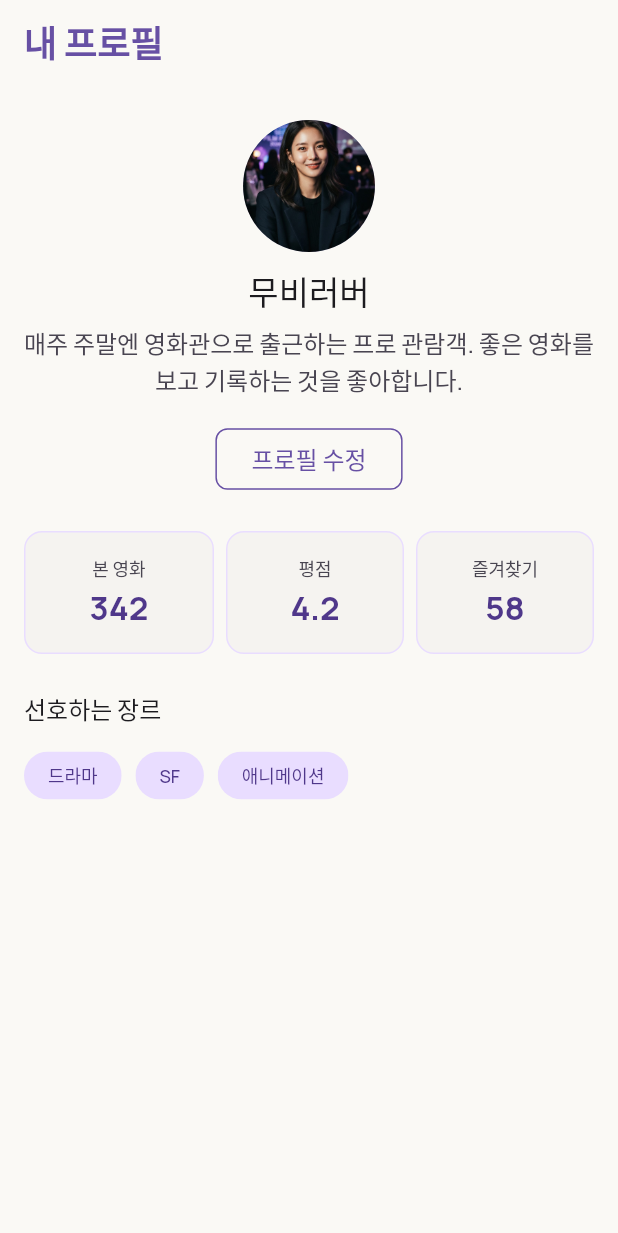
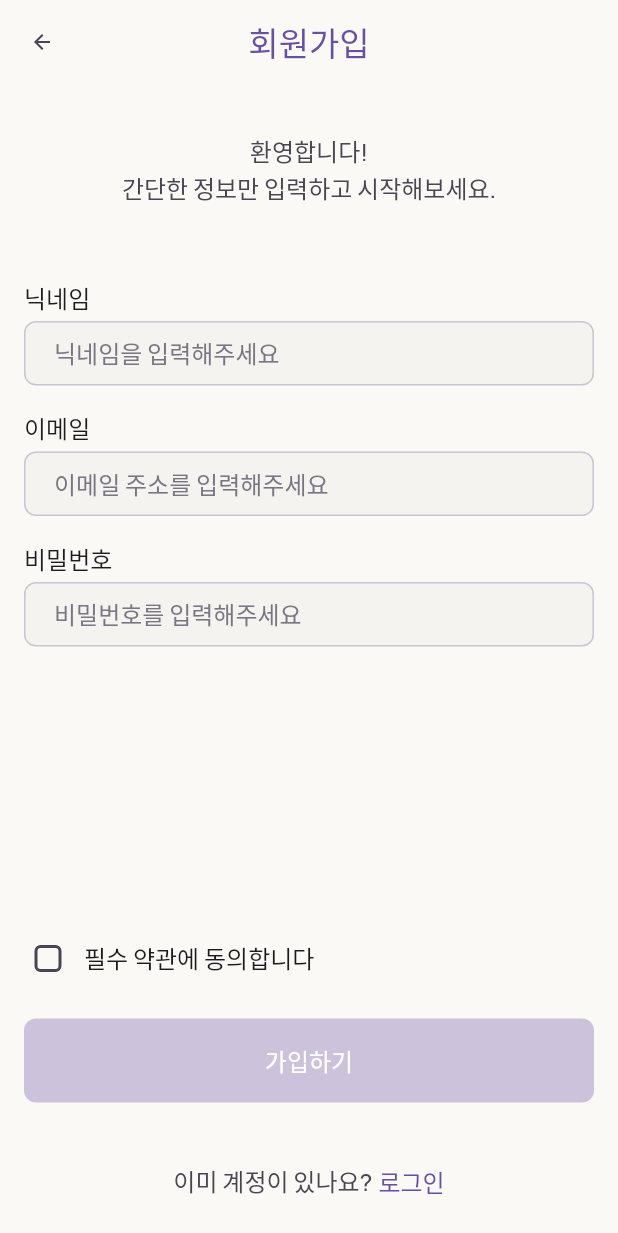
Before and after one commit to SJYUN1010/movielog, a Flutter app: the screen it shows after launch, on a phone screen of 412 x 824 dp. Shown: the top 1233 px of the screen. Run offline on Flutter 3.47's test engine with Material 3 defaults, Android fonts, the phone set to English and light mode, and no system bars; our stand-ins replace flutter_rating_bar, flutter_svg.

Commit message:
feat: 2주차 - 회원가입 Form과 별점 입력 화면 구현
- SignUpScreen: 닉네임/이메일/비밀번호 TextFormField + validator, 필수 약관 Checkbox, 조건부 가입 버튼 활성화
- MovieLogTextFormField 공통 입력 위젯 (Figma 실측 색상/보더/아이콘 반영)
- Controller/FocusNode를 State에서 관리하고 dispose 처리
- LayoutBuilder로 700px 이상에서 Form 최대 너비 560 제한 (Challenge)
- SingleChildScrollView + keyboardDismissBehavior.onDrag로 키보드 Overflow 방지
- RatingScreen: flutter_rating_bar로 별점 선택 시 저장 버튼 활성화 (Figma 디자인 없어 자체 구성)
- CommonAppBar 타이틀 스타일을 Figma 실측값(22px/500)으로 수정
- AppColors/AppTextStyles에 입력 상태 관련 토큰 추가 (outline, error, errorFill, buttonDisabled 등)

Co-Authored-By: Claude Sonnet 5 <noreply@anthropic.com>

```diff
--- a/lib/movie_log_app.dart
+++ b/lib/movie_log_app.dart
@@ -1,9 +1,12 @@
 import 'package:flutter/material.dart';
-import 'package:movielog/profile_screen.dart';
+import 'package:movielog/rating_screen.dart';
+import 'package:movielog/signup_screen.dart';
 import 'package:movielog/theme/app_theme.dart';
 
 class MovieLogApp extends StatelessWidget {
   const MovieLogApp({super.key});
+
+  static const _screen = String.fromEnvironment('SCREEN');
 
   @override
   Widget build(BuildContext context) {
@@ -11,7 +14,7 @@ class MovieLogApp extends StatelessWidget {
       debugShowCheckedModeBanner: false,
       title: 'MovieLog',
       theme: AppTheme.light,
-      home: const ProfileScreen(),
+      home: _screen == 'rating' ? const RatingScreen() : const SignUpScreen(),
     );
   }
 }
--- /dev/null
+++ b/lib/signup_screen.dart
@@ -0,0 +1,158 @@
+import 'package:flutter/material.dart';
+
+import 'signup_validators.dart';
+import 'theme/app_text_styles.dart';
+import 'widgets/common_app_bar.dart';
+import 'widgets/login_prompt.dart';
+import 'widgets/movielog_text_form_field.dart';
+import 'widgets/submit_button.dart';
+import 'widgets/terms_checkbox.dart';
+
+class SignUpScreen extends StatefulWidget {
+  const SignUpScreen({super.key});
+
+  @override
+  State<SignUpScreen> createState() => _SignUpScreenState();
+}
+
+class _SignUpScreenState extends State<SignUpScreen> {
+  final _formKey = GlobalKey<FormState>();
+  final _nicknameController = TextEditingController();
+  final _emailController = TextEditingController();
+  final _passwordController = TextEditingController();
+  final _nicknameFocusNode = FocusNode();
+  final _emailFocusNode = FocusNode();
+  final _passwordFocusNode = FocusNode();
+  bool _agreedToTerms = false;
+
+  bool get _canSubmit =>
+      SignUpValidators.nickname(_nicknameController.text) == null &&
+      SignUpValidators.email(_emailController.text) == null &&
+      SignUpValidators.password(_passwordController.text) == null &&
+      _agreedToTerms;
+
+  @override
+  void dispose() {
+    _nicknameController.dispose();
+    _emailController.dispose();
+    _passwordController.dispose();
+    _nicknameFocusNode.dispose();
+    _emailFocusNode.dispose();
+    _passwordFocusNode.dispose();
+    super.dispose();
+  }
+
+  void _refresh() => setState(() {});
+
+  void _submit() {
+    final isValid = _formKey.currentState?.validate() ?? false;
+    if (!isValid) return;
+
+    FocusScope.of(context).unfocus();
+    ScaffoldMessenger.of(context).showSnackBar(
+      const SnackBar(content: Text('가입 정보가 확인되었어요.')),
+    );
+  }
+
+  @override
+  Widget build(BuildContext context) {
+    return Scaffold(
+      appBar: CommonAppBar(
+        title: '회원가입',
+        centerTitle: true,
+        onBack: () => Navigator.of(context).maybePop(),
+      ),
+      body: SafeArea(
+        child: LayoutBuilder(
+          builder: (context, constraints) {
+            final maxFormWidth = constraints.maxWidth >= 700 ? 560.0 : double.infinity;
+
+            return Center(
+              child: ConstrainedBox(
+                constraints: BoxConstraints(maxWidth: maxFormWidth),
+                child: SingleChildScrollView(
+                  keyboardDismissBehavior: ScrollViewKeyboardDismissBehavior.onDrag,
+                  child: ConstrainedBox(
+                    constraints: BoxConstraints(minHeight: constraints.maxHeight),
+                    child: IntrinsicHeight(
+                      child: Padding(
+                        padding: const EdgeInsets.fromLTRB(16, 32, 16, 24),
+                        child: Form(
+                          key: _formKey,
+                          child: Column(
+                            crossAxisAlignment: CrossAxisAlignment.stretch,
+                            children: [
+                              const Text(
+                                '환영합니다!\n간단한 정보만 입력하고 시작해보세요.',
+                                textAlign: TextAlign.center,
+                                style: AppTextStyles.bodyDescription,
+                              ),
+                              const SizedBox(height: 48),
+                              MovieLogTextFormField(
+                                label: '닉네임',
+                                hint: '닉네임을 입력해주세요',
+                                controller: _nicknameController,
+                                focusNode: _nicknameFocusNode,
+                                validator: SignUpValidators.nickname,
+                                textInputAction: TextInputAction.next,
+                                onChanged: (_) => _refresh(),
+                                onFieldSubmitted: (_) => _emailFocusNode.requestFocus(),
+                              ),
+                              const SizedBox(height: 16),
+                              MovieLogTextFormField(
+                                label: '이메일',
+                                hint: '이메일 주소를 입력해주세요',
+                                controller: _emailController,
+                                focusNode: _emailFocusNode,
+                                validator: SignUpValidators.email,
+                                keyboardType: TextInputType.emailAddress,
+                                textInputAction: TextInputAction.next,
+                                onChanged: (_) => _refresh(),
+                                onFieldSubmitted: (_) => _passwordFocusNode.requestFocus(),
+                              ),
+                              const SizedBox(height: 16),
+                              MovieLogTextFormField(
+                                label: '비밀번호',
+                                hint: '비밀번호를 입력해주세요',
+                                controller: _passwordController,
+                                focusNode: _passwordFocusNode,
+                                validator: SignUpValidators.password,
+                                obscureText: true,
+                                textInputAction: TextInputAction.done,
+                                onChanged: (_) => _refresh(),
+                                onFieldSubmitted: (_) => FocusScope.of(context).unfocus(),
+                              ),
+                              const Spacer(),
+                              const SizedBox(height: 24),
+                              TermsCheckbox(
+                                value: _agreedToTerms,
+                                onChanged: (value) {
+                                  setState(() => _agreedToTerms = value);
+                                },
+                              ),
+                              const SizedBox(height: 24),
+                              SubmitButton(
+                                label: '가입하기',
+                                onPressed: _canSubmit ? _submit : null,
+                              ),
+                              const SizedBox(height: 40),
+                              LoginPrompt(
+                                onLoginPressed: () {
+                                  debugPrint('로그인 링크를 눌렀습니다.');
+                                },
+                              ),
+                            ],
+                          ),
+                        ),
+                      ),
+                    ),
+                  ),
+                ),
+              ),
+            );
+          },
+        ),
+      ),
+    );
+  }
+}
--- /dev/null
+++ b/lib/signup_validators.dart
@@ -0,0 +1,24 @@
+abstract final class SignUpValidators {
+  static final _emailPattern = RegExp(r'^[^@\s]+@[^@\s]+\.[^@\s]+$');
+
+  static String? nickname(String? value) {
+    final nickname = value?.trim() ?? '';
+    if (nickname.isEmpty) return '닉네임을 입력해주세요.';
+    if (nickname.length < 2) return '닉네임은 2자 이상이어야 합니다.';
+    return null;
+  }
+
+  static String? email(String? value) {
+    final email = value?.trim() ?? '';
+    if (email.isEmpty) return '이메일을 입력해주세요.';
+    if (!_emailPattern.hasMatch(email)) return '올바른 이메일 형식이 아닙니다.';
+    return null;
+  }
+
+  static String? password(String? value) {
+    final password = value ?? '';
+    if (password.isEmpty) return '비밀번호를 입력해주세요.';
+    if (password.length < 8) return '비밀번호는 8자 이상이어야 합니다.';
+    return null;
+  }
+}
--- a/lib/theme/app_colors.dart
+++ b/lib/theme/app_colors.dart
@@ -10,4 +10,9 @@ abstract final class AppColors {
   static const black = Color(0xFF1C1B1F);
   static const gray = Color(0xFF79747E);
   static const textMuted = Color(0xFF494551);
+  static const outline = Color(0xFFCBC4D2);
+  static const placeholder = Color(0xFF7A7582);
+  static const error = Color(0xFFB3261E);
+  static const errorFill = Color(0xFFFFDAD6);
+  static const buttonDisabled = Color(0xFFCCC2DC);
 }
--- a/lib/theme/app_text_styles.dart
+++ b/lib/theme/app_text_styles.dart
@@ -84,4 +84,50 @@ abstract final class AppTextStyles {
     letterSpacing: 0,
     color: AppColors.violet,
   );
+
+  static const appBarTitle = TextStyle(
+    fontSize: 22,
+    fontWeight: FontWeight.w500,
+    height: 28 / 22,
+    letterSpacing: 0,
+    color: AppColors.violet,
+  );
+
+  static const fieldLabel = sectionHeading;
+
+  static const inputText = TextStyle(
+    fontSize: 16,
+    fontWeight: FontWeight.w400,
+    height: 1.5,
+    letterSpacing: 0,
+    color: AppColors.black,
+  );
+
+  static const inputHint = TextStyle(
+    fontSize: 16,
+    fontWeight: FontWeight.w500,
+    height: 1.5,
+    letterSpacing: 0,
+    color: AppColors.placeholder,
+  );
+
+  static const errorText = TextStyle(
+    fontSize: 12,
+    fontWeight: FontWeight.w500,
+    height: 16 / 12,
+    letterSpacing: 0,
+    color: AppColors.error,
+  );
+
+  static const checkboxLabel = sectionHeading;
+
+  static const filledButtonLabel = TextStyle(
+    fontSize: 16,
+    fontWeight: FontWeight.w500,
+    height: 1.5,
+    letterSpacing: 0,
+    color: AppColors.white,
+  );
+
+  static const linkText = buttonLabel;
 }
--- a/lib/widgets/common_app_bar.dart
+++ b/lib/widgets/common_app_bar.dart
@@ -1,4 +1,5 @@
 import 'package:flutter/material.dart';
+import 'package:flutter_svg/flutter_svg.dart';
 
 import '../theme/app_colors.dart';
 import '../theme/app_text_styles.dart';
@@ -22,15 +23,21 @@ class CommonAppBar extends StatelessWidget implements PreferredSizeWidget {
   @override
   Widget build(BuildContext context) {
     return AppBar(
-      title: Text(
-        title,
-        style: titleStyle ?? AppTextStyles.titleLarge.copyWith(color: AppColors.violet),
-      ),
+      title: Text(title, style: titleStyle ?? AppTextStyles.appBarTitle),
       centerTitle: centerTitle,
       leading: onBack == null
           ? null
           : IconButton(
-              icon: const Icon(Icons.arrow_back),
+              tooltip: '뒤로가기',
+              icon: SvgPicture.asset(
+                'assets/icons/arrow_back.svg',
+                width: 16,
+                height: 16,
+                colorFilter: const ColorFilter.mode(
+                  AppColors.textMuted,
+                  BlendMode.srcIn,
+                ),
+              ),
               onPressed: onBack,
             ),
       actions: actions,
--- /dev/null
+++ b/lib/widgets/login_prompt.dart
@@ -0,0 +1,28 @@
+import 'package:flutter/material.dart';
+
+import '../theme/app_text_styles.dart';
+
+class LoginPrompt extends StatelessWidget {
+  const LoginPrompt({super.key, required this.onLoginPressed});
+
+  final VoidCallback onLoginPressed;
+
+  @override
+  Widget build(BuildContext context) {
+    return Row(
+      mainAxisAlignment: MainAxisAlignment.center,
+      children: [
+        const Text('이미 계정이 있나요?', style: AppTextStyles.bodyDescription),
+        TextButton(
+          onPressed: onLoginPressed,
+          style: TextButton.styleFrom(
+            minimumSize: Size.zero,
+            padding: const EdgeInsets.only(left: 4),
+            tapTargetSize: MaterialTapTargetSize.shrinkWrap,
+          ),
+          child: const Text('로그인', style: AppTextStyles.linkText),
+        ),
+      ],
+    );
+  }
+}
--- /dev/null
+++ b/lib/widgets/movielog_text_form_field.dart
@@ -0,0 +1,105 @@
+import 'package:flutter/material.dart';
+import 'package:flutter_svg/flutter_svg.dart';
+
+import '../theme/app_colors.dart';
+import '../theme/app_text_styles.dart';
+
+class MovieLogTextFormField extends StatelessWidget {
+  const MovieLogTextFormField({
+    super.key,
+    required this.label,
+    required this.hint,
+    required this.controller,
+    required this.validator,
+    this.focusNode,
+    this.obscureText = false,
+    this.keyboardType,
+    this.textInputAction,
+    this.onChanged,
+    this.onFieldSubmitted,
+  });
+
+  final String label;
+  final String hint;
+  final TextEditingController controller;
+  final FormFieldValidator<String> validator;
+  final FocusNode? focusNode;
+  final bool obscureText;
+  final TextInputType? keyboardType;
+  final TextInputAction? textInputAction;
+  final ValueChanged<String>? onChanged;
+  final ValueChanged<String>? onFieldSubmitted;
+
+  static OutlineInputBorder _border(Color color, {double width = 1}) {
+    return OutlineInputBorder(
+      borderRadius: BorderRadius.circular(8),
+      borderSide: BorderSide(color: color, width: width),
+    );
+  }
+
+  @override
+  Widget build(BuildContext context) {
+    return Column(
+      crossAxisAlignment: CrossAxisAlignment.start,
+      children: [
+        Text(label, style: AppTextStyles.fieldLabel),
+        const SizedBox(height: 4),
+        ListenableBuilder(
+          listenable: controller,
+          builder: (context, _) {
+            final hasInput = controller.text.isNotEmpty;
+            final hasError = hasInput && validator(controller.text) != null;
+
+            return TextFormField(
+              controller: controller,
+              focusNode: focusNode,
+              obscureText: obscureText,
+              keyboardType: keyboardType,
+              textInputAction: textInputAction,
+              autovalidateMode: AutovalidateMode.onUserInteraction,
+              validator: validator,
+              onChanged: onChanged,
+              onFieldSubmitted: onFieldSubmitted,
+              cursorColor: AppColors.violet,
+              style: AppTextStyles.inputText,
+              decoration: InputDecoration(
+                isDense: true,
+                filled: true,
+                fillColor: hasError ? AppColors.errorFill : AppColors.surfaceLow,
+                hintText: hint,
+                hintStyle: AppTextStyles.inputHint,
+                errorStyle: AppTextStyles.errorText,
+                contentPadding: const EdgeInsets.symmetric(
+                  horizontal: 16,
+                  vertical: 9,
+                ),
+                suffixIcon: hasInput
+                    ? Padding(
+                        padding: const EdgeInsets.only(right: 12),
+                        child: SvgPicture.asset(
+                          hasError
+                              ? 'assets/icons/error.svg'
+                              : 'assets/icons/check_circle.svg',
+                          width: 20,
+                          height: 20,
+                          colorFilter: ColorFilter.mode(
+                            hasError ? AppColors.error : AppColors.violet,
+                            BlendMode.srcIn,
+                          ),
+                        ),
+                      )
+                    : null,
+                suffixIconConstraints: const BoxConstraints(),
+                border: _border(AppColors.outline),
+                enabledBorder: _border(AppColors.outline),
+                focusedBorder: _border(AppColors.violet, width: 2),
+                errorBorder: _border(AppColors.error),
+                focusedErrorBorder: _border(AppColors.error, width: 2),
+              ),
+            );
+          },
+        ),
+      ],
+    );
+  }
+}
--- /dev/null
+++ b/lib/widgets/submit_button.dart
@@ -0,0 +1,30 @@
+import 'package:flutter/material.dart';
+
+import '../theme/app_colors.dart';
+import '../theme/app_text_styles.dart';
+
+class SubmitButton extends StatelessWidget {
+  const SubmitButton({super.key, required this.label, required this.onPressed});
+
+  final String label;
+  final VoidCallback? onPressed;
+
+  @override
+  Widget build(BuildContext context) {
+    return ElevatedButton(
+      onPressed: onPressed,
+      style: ElevatedButton.styleFrom(
+        backgroundColor: AppColors.violet,
+        foregroundColor: AppColors.white,
+        disabledBackgroundColor: AppColors.buttonDisabled,
+        disabledForegroundColor: AppColors.white,
+        elevation: 1,
+        shadowColor: AppColors.black.withValues(alpha: 0.05),
+        minimumSize: const Size.fromHeight(56),
+        shape: RoundedRectangleBorder(borderRadius: BorderRadius.circular(8)),
+        textStyle: AppTextStyles.filledButtonLabel,
+      ),
+      child: Text(label),
+    );
+  }
+}
--- /dev/null
+++ b/lib/widgets/terms_checkbox.dart
@@ -0,0 +1,48 @@
+import 'package:flutter/material.dart';
+
+import '../theme/app_colors.dart';
+import '../theme/app_text_styles.dart';
+
+class TermsCheckbox extends StatelessWidget {
+  const TermsCheckbox({
+    super.key,
+    required this.value,
+    required this.onChanged,
+  });
+
+  final bool value;
+  final ValueChanged<bool> onChanged;
+
+  @override
+  Widget build(BuildContext context) {
+    return InkWell(
+      onTap: () => onChanged(!value),
+      borderRadius: BorderRadius.circular(4),
+      child: Row(
+        children: [
+          Checkbox(
+            value: value,
+            onChanged: (checked) => onChanged(checked ?? false),
+            activeColor: AppColors.violet,
+            checkColor: AppColors.white,
+            visualDensity: VisualDensity.compact,
+            materialTapTargetSize: MaterialTapTargetSize.shrinkWrap,
+            side: WidgetStateBorderSide.resolveWith(
+              (states) => BorderSide(
+                color: states.contains(WidgetState.selected)
+                    ? AppColors.violet
+                    : AppColors.textMuted,
+                width: 2,
+              ),
+            ),
+            shape: RoundedRectangleBorder(
+              borderRadius: BorderRadius.circular(4),
+            ),
+          ),
+          const SizedBox(width: 8),
+          const Text('필수 약관에 동의합니다', style: AppTextStyles.checkboxLabel),
+        ],
+      ),
+    );
+  }
+}
--- a/pubspec.yaml
+++ b/pubspec.yaml
@@ -35,6 +35,7 @@ dependencies:
   # Use with the CupertinoIcons class for iOS style icons.
   cupertino_icons: ^1.0.8
   flutter_svg: ^2.3.0
+  flutter_rating_bar: ^4.0.1
 
 dev_dependencies:
   flutter_test:
```
Also changed, not shown: lib/rating_screen.dart (added, +96 -0 lines), lib/widgets/rating_input.dart (added, +34 -0 lines), pubspec.lock, 1 other file.
